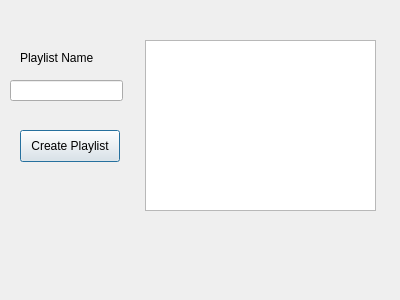
Before: the Qt Designer form Music-Manager/playlistcreator.ui in david-boules/Music-Playlist-Manager, drawn with Qt 5.
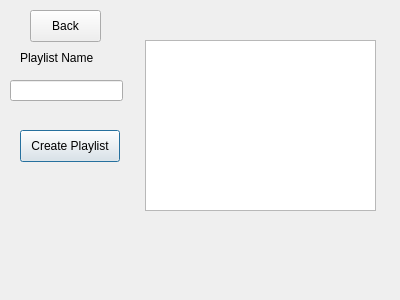
After: the same form once the commit is applied.

Commit message: Added 'back' button for clean window management

```diff
--- a/Music-Manager/playlistcreator.ui
+++ b/Music-Manager/playlistcreator.ui
@@ -59,6 +59,19 @@
     </rect>
    </property>
   </widget>
+  <widget class="QPushButton" name="pushButton_back">
+   <property name="geometry">
+    <rect>
+     <x>30</x>
+     <y>10</y>
+     <width>71</width>
+     <height>32</height>
+    </rect>
+   </property>
+   <property name="text">
+    <string>Back</string>
+   </property>
+  </widget>
  </widget>
  <resources/>
  <connections/>
```
The commit also changes 14 other files.
